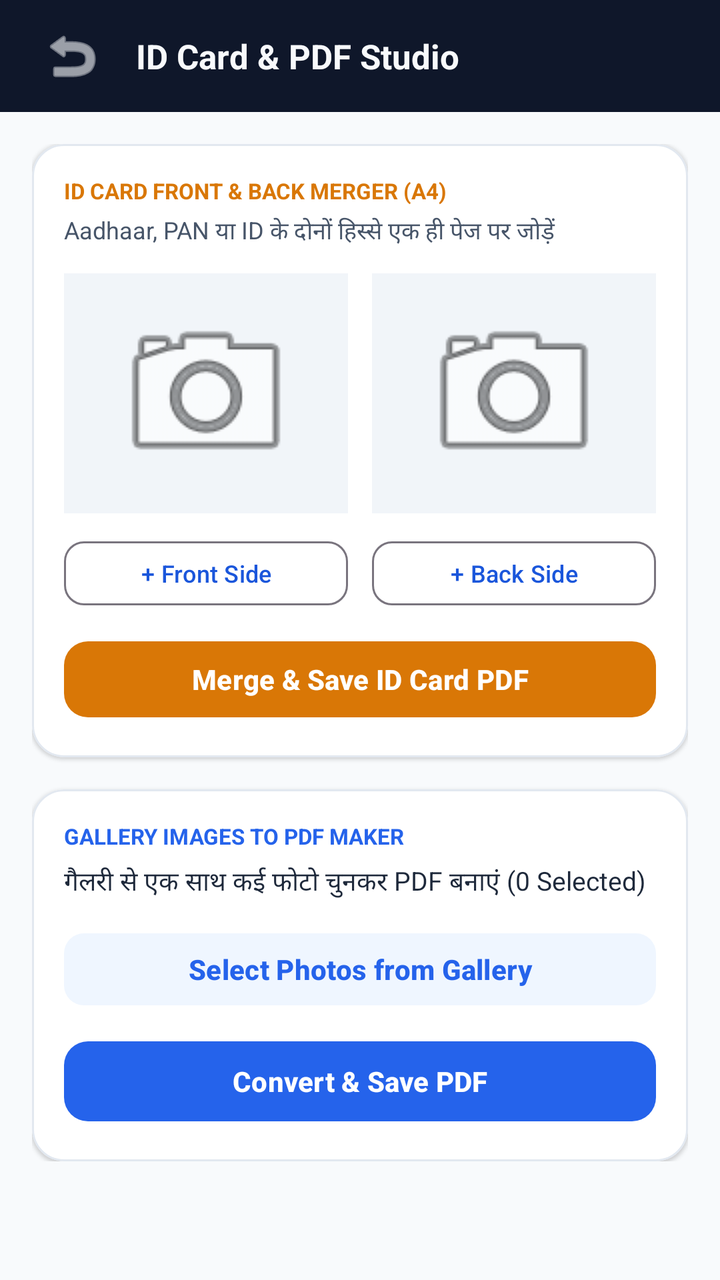
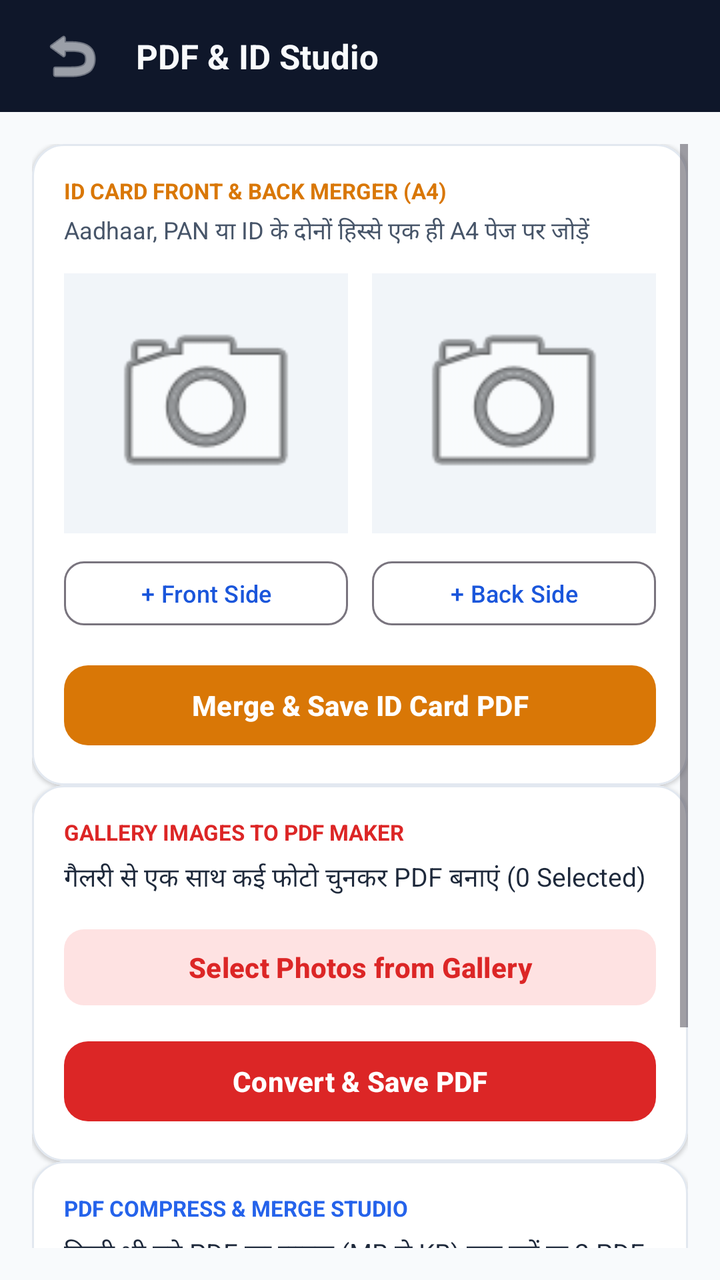

Screens rendered from an Android XML layout before and after an edit, with the pre-edit source and the edit as a unified diff.
<!-- AndroidManifest.xml: application theme Theme.DocMitra -->
<!-- res/layout/activity_pdf_id_studio.xml -->
<?xml version="1.0" encoding="utf-8"?>
<androidx.constraintlayout.widget.ConstraintLayout xmlns:android="http://schemas.android.com/apk/res/android"
    xmlns:app="http://schemas.android.com/apk/res-auto"
    android:layout_width="match_parent"
    android:layout_height="match_parent"
    android:background="#F8FAFC"
    android:fitsSystemWindows="true">

    
    <LinearLayout
        android:id="@+id/headerPdfId"
        android:layout_width="match_parent"
        android:layout_height="56dp"
        android:background="#0F172A"
        android:gravity="center_vertical"
        android:orientation="horizontal"
        android:paddingHorizontal="16dp"
        app:layout_constraintTop_toTopOf="parent">

        <ImageButton
            android:id="@+id/btnBackPdfId"
            android:layout_width="40dp"
            android:layout_height="40dp"
            android:background="?attr/selectableItemBackgroundBorderless"
            android:src="@android:drawable/ic_menu_revert"
            app:tint="#F8FAFC" />

        <TextView
            android:id="@+id/tvPdfIdTitle"
            android:layout_width="0dp"
            android:layout_height="wrap_content"
            android:layout_marginStart="12dp"
            android:layout_weight="1"
            android:text="ID Card &amp; PDF Studio"
            android:textColor="#F8FAFC"
            android:textSize="17sp"
            android:textStyle="bold" />
    </LinearLayout>

    <ScrollView
        android:layout_width="match_parent"
        android:layout_height="0dp"
        android:padding="16dp"
        app:layout_constraintBottom_toBottomOf="parent"
        app:layout_constraintTop_toBottomOf="@id/headerPdfId">

        <LinearLayout
            android:layout_width="match_parent"
            android:layout_height="wrap_content"
            android:orientation="vertical">

            
            <com.google.android.material.card.MaterialCardView
                android:layout_width="match_parent"
                android:layout_height="wrap_content"
                app:cardBackgroundColor="#FFFFFF"
                app:cardCornerRadius="16dp"
                app:cardElevation="1dp"
                app:strokeColor="#E2E8F0"
                app:strokeWidth="1dp">

                <LinearLayout
                    android:layout_width="match_parent"
                    android:layout_height="wrap_content"
                    android:orientation="vertical"
                    android:padding="16dp">

                    <TextView
                        android:layout_width="wrap_content"
                        android:layout_height="wrap_content"
                        android:text="ID CARD FRONT &amp; BACK MERGER (A4)"
                        android:textColor="#D97706"
                        android:textSize="11sp"
                        android:textStyle="bold" />

                    <TextView
                        android:layout_width="wrap_content"
                        android:layout_height="wrap_content"
                        android:layout_marginTop="4dp"
                        android:text="Aadhaar, PAN या ID के दोनों हिस्से एक ही पेज पर जोड़ें"
                        android:textColor="#475569"
                        android:textSize="12sp" />

                    <LinearLayout
                        android:layout_width="match_parent"
                        android:layout_height="120dp"
                        android:layout_marginTop="12dp"
                        android:orientation="horizontal">

                        <ImageView
                            android:id="@+id/ivFrontSide"
                            android:layout_width="0dp"
                            android:layout_height="match_parent"
                            android:layout_marginEnd="6dp"
                            android:layout_weight="1"
                            android:background="#F1F5F9"
                            android:padding="12dp"
                            android:scaleType="fitCenter"
                            android:src="@android:drawable/ic_menu_camera" />

                        <ImageView
                            android:id="@+id/ivBackSide"
                            android:layout_width="0dp"
                            android:layout_height="match_parent"
                            android:layout_marginStart="6dp"
                            android:layout_weight="1"
                            android:background="#F1F5F9"
                            android:padding="12dp"
                            android:scaleType="fitCenter"
                            android:src="@android:drawable/ic_menu_camera" />
                    </LinearLayout>

                    <LinearLayout
                        android:layout_width="match_parent"
                        android:layout_height="wrap_content"
                        android:layout_marginTop="10dp"
                        android:orientation="horizontal">

                        <com.google.android.material.button.MaterialButton
                            android:id="@+id/btnSelectFront"
                            style="@style/Widget.Material3.Button.OutlinedButton"
                            android:layout_width="0dp"
                            android:layout_height="40dp"
                            android:layout_marginEnd="6dp"
                            android:layout_weight="1"
                            android:text="+ Front Side"
                            android:textSize="12sp"
                            app:cornerRadius="10dp" />

                        <com.google.android.material.button.MaterialButton
                            android:id="@+id/btnSelectBack"
                            style="@style/Widget.Material3.Button.OutlinedButton"
                            android:layout_width="0dp"
                            android:layout_height="40dp"
                            android:layout_marginStart="6dp"
                            android:layout_weight="1"
                            android:text="+ Back Side"
                            android:textSize="12sp"
                            app:cornerRadius="10dp" />
                    </LinearLayout>

                    <com.google.android.material.button.MaterialButton
                        android:id="@+id/btnMergeIdPdf"
                        android:layout_width="match_parent"
                        android:layout_height="46dp"
                        android:layout_marginTop="10dp"
                        android:text="Merge &amp; Save ID Card PDF"
                        android:textColor="#FFFFFF"
                        android:textStyle="bold"
                        app:backgroundTint="#D97706"
                        app:cornerRadius="12dp" />
                </LinearLayout>
            </com.google.android.material.card.MaterialCardView>

            
            <com.google.android.material.card.MaterialCardView
                android:layout_width="match_parent"
                android:layout_height="wrap_content"
                android:layout_marginTop="16dp"
                app:cardBackgroundColor="#FFFFFF"
                app:cardCornerRadius="16dp"
                app:cardElevation="1dp"
                app:strokeColor="#E2E8F0"
                app:strokeWidth="1dp">

                <LinearLayout
                    android:layout_width="match_parent"
                    android:layout_height="wrap_content"
                    android:orientation="vertical"
                    android:padding="16dp">

                    <TextView
                        android:layout_width="wrap_content"
                        android:layout_height="wrap_content"
                        android:text="GALLERY IMAGES TO PDF MAKER"
                        android:textColor="#2563EB"
                        android:textSize="11sp"
                        android:textStyle="bold" />

                    <TextView
                        android:id="@+id/tvSelectedImagesCount"
                        android:layout_width="wrap_content"
                        android:layout_height="wrap_content"
                        android:layout_marginTop="6dp"
                        android:text="गैलरी से एक साथ कई फोटो चुनकर PDF बनाएं (0 Selected)"
                        android:textColor="#1E293B"
                        android:textSize="13sp" />

                    <com.google.android.material.button.MaterialButton
                        android:id="@+id/btnPickMultiImages"
                        style="@style/Widget.Material3.Button.TonalButton"
                        android:layout_width="match_parent"
                        android:layout_height="44dp"
                        android:layout_marginTop="12dp"
                        android:text="Select Photos from Gallery"
                        android:textColor="#2563EB"
                        android:textStyle="bold"
                        app:backgroundTint="#EFF6FF"
                        app:cornerRadius="10dp" />

                    <com.google.android.material.button.MaterialButton
                        android:id="@+id/btnCreateMultiPdf"
                        android:layout_width="match_parent"
                        android:layout_height="48dp"
                        android:layout_marginTop="10dp"
                        android:text="Convert &amp; Save PDF"
                        android:textColor="#FFFFFF"
                        android:textStyle="bold"
                        app:backgroundTint="#2563EB"
                        app:cornerRadius="12dp" />
                </LinearLayout>
            </com.google.android.material.card.MaterialCardView>

        </LinearLayout>
    </ScrollView>

</androidx.constraintlayout.widget.ConstraintLayout>
<!-- resources referenced by this layout -->
<resources>
  <style name="Theme.DocMitra" parent="Theme.Material3.Light.NoActionBar">
          <item name="colorPrimary">#1A56DB</item>
          <item name="colorPrimaryContainer">#E1EFFE</item>
          <item name="colorOnPrimary">#FFFFFF</item>
          <item name="colorSecondary">#0E9F6E</item>
          <item name="android:statusBarColor">#1A56DB</item>
      </style>
</resources>

<!-- the commit's change to res/layout/activity_pdf_id_studio.xml (unified diff, before → after) -->
@@ -31,7 +31,7 @@
             android:layout_height="wrap_content"
             android:layout_marginStart="12dp"
             android:layout_weight="1"
-            android:text="ID Card &amp; PDF Studio"
+            android:text="PDF &amp; ID Studio"
             android:textColor="#F8FAFC"
             android:textSize="17sp"
             android:textStyle="bold" />
@@ -51,6 +51,7 @@
 
             
             <com.google.android.material.card.MaterialCardView
+                android:id="@+id/cardSectionIdMerge"
                 android:layout_width="match_parent"
                 android:layout_height="wrap_content"
                 app:cardBackgroundColor="#FFFFFF"
@@ -77,13 +78,13 @@
                         android:layout_width="wrap_content"
                         android:layout_height="wrap_content"
                         android:layout_marginTop="4dp"
-                        android:text="Aadhaar, PAN या ID के दोनों हिस्से एक ही पेज पर जोड़ें"
+                        android:text="Aadhaar, PAN या ID के दोनों हिस्से एक ही A4 पेज पर जोड़ें"
                         android:textColor="#475569"
                         android:textSize="12sp" />
 
                     <LinearLayout
                         android:layout_width="match_parent"
-                        android:layout_height="120dp"
+                        android:layout_height="130dp"
                         android:layout_marginTop="12dp"
                         android:orientation="horizontal">
 
@@ -142,8 +143,8 @@
                     <com.google.android.material.button.MaterialButton
                         android:id="@+id/btnMergeIdPdf"
                         android:layout_width="match_parent"
-                        android:layout_height="46dp"
-                        android:layout_marginTop="10dp"
+                        android:layout_height="48dp"
+                        android:layout_marginTop="12dp"
                         android:text="Merge &amp; Save ID Card PDF"
                         android:textColor="#FFFFFF"
                         android:textStyle="bold"
@@ -154,9 +155,9 @@
 
             
             <com.google.android.material.card.MaterialCardView
+                android:id="@+id/cardSectionImgPdf"
                 android:layout_width="match_parent"
                 android:layout_height="wrap_content"
-                android:layout_marginTop="16dp"
                 app:cardBackgroundColor="#FFFFFF"
                 app:cardCornerRadius="16dp"
                 app:cardElevation="1dp"
@@ -173,7 +174,7 @@
                         android:layout_width="wrap_content"
                         android:layout_height="wrap_content"
                         android:text="GALLERY IMAGES TO PDF MAKER"
-                        android:textColor="#2563EB"
+                        android:textColor="#DC2626"
                         android:textSize="11sp"
                         android:textStyle="bold" />
 
@@ -190,12 +191,12 @@
                         android:id="@+id/btnPickMultiImages"
                         style="@style/Widget.Material3.Button.TonalButton"
                         android:layout_width="match_parent"
-                        android:layout_height="44dp"
+                        android:layout_height="46dp"
                         android:layout_marginTop="12dp"
                         android:text="Select Photos from Gallery"
-                        android:textColor="#2563EB"
-                        android:textStyle="bold"
-                        app:backgroundTint="#EFF6FF"
+                        android:textColor="#DC2626"
+                        android:textStyle="bold"
+                        app:backgroundTint="#FEE2E2"
                         app:cornerRadius="10dp" />
 
                     <com.google.android.material.button.MaterialButton
@@ -206,6 +207,65 @@
                         android:text="Convert &amp; Save PDF"
                         android:textColor="#FFFFFF"
                         android:textStyle="bold"
+                        app:backgroundTint="#DC2626"
+                        app:cornerRadius="12dp" />
+                </LinearLayout>
+            </com.google.android.material.card.MaterialCardView>
+
+            
+            <com.google.android.material.card.MaterialCardView
+                android:id="@+id/cardSectionPdfTools"
+                android:layout_width="match_parent"
+                android:layout_height="wrap_content"
+                app:cardBackgroundColor="#FFFFFF"
+                app:cardCornerRadius="16dp"
+                app:cardElevation="1dp"
+                app:strokeColor="#E2E8F0"
+                app:strokeWidth="1dp">
+
+                <LinearLayout
+                    android:layout_width="match_parent"
+                    android:layout_height="wrap_content"
+                    android:orientation="vertical"
+                    android:padding="16dp">
+
+                    <TextView
+                        android:layout_width="wrap_content"
+                        android:layout_height="wrap_content"
+                        android:text="PDF COMPRESS &amp; MERGE STUDIO"
+                        android:textColor="#2563EB"
+                        android:textSize="11sp"
+                        android:textStyle="bold" />
+
+                    <TextView
+                        android:id="@+id/tvPdfToolStatus"
+                        android:layout_width="wrap_content"
+                        android:layout_height="wrap_content"
+                        android:layout_marginTop="6dp"
+                        android:text="किसी भी बड़े PDF का साइज (MB से KB) कम करें या 2 PDF जोड़ें"
+                        android:textColor="#1E293B"
+                        android:textSize="13sp" />
+
+                    <com.google.android.material.button.MaterialButton
+                        android:id="@+id/btnPickSinglePdf"
+                        style="@style/Widget.Material3.Button.TonalButton"
+                        android:layout_width="match_parent"
+                        android:layout_height="46dp"
+                        android:layout_marginTop="12dp"
+                        android:text="1. Compress PDF Size (Select PDF)"
+                        android:textColor="#2563EB"
+                        android:textStyle="bold"
+                        app:backgroundTint="#EFF6FF"
+                        app:cornerRadius="10dp" />
+
+                    <com.google.android.material.button.MaterialButton
+                        android:id="@+id/btnPickMultiPdfs"
+                        android:layout_width="match_parent"
+                        android:layout_height="48dp"
+                        android:layout_marginTop="10dp"
+                        android:text="2. Merge Multiple PDFs into One"
+                        android:textColor="#FFFFFF"
+                        android:textStyle="bold"
                         app:backgroundTint="#2563EB"
                         app:cornerRadius="12dp" />
                 </LinearLayout>
